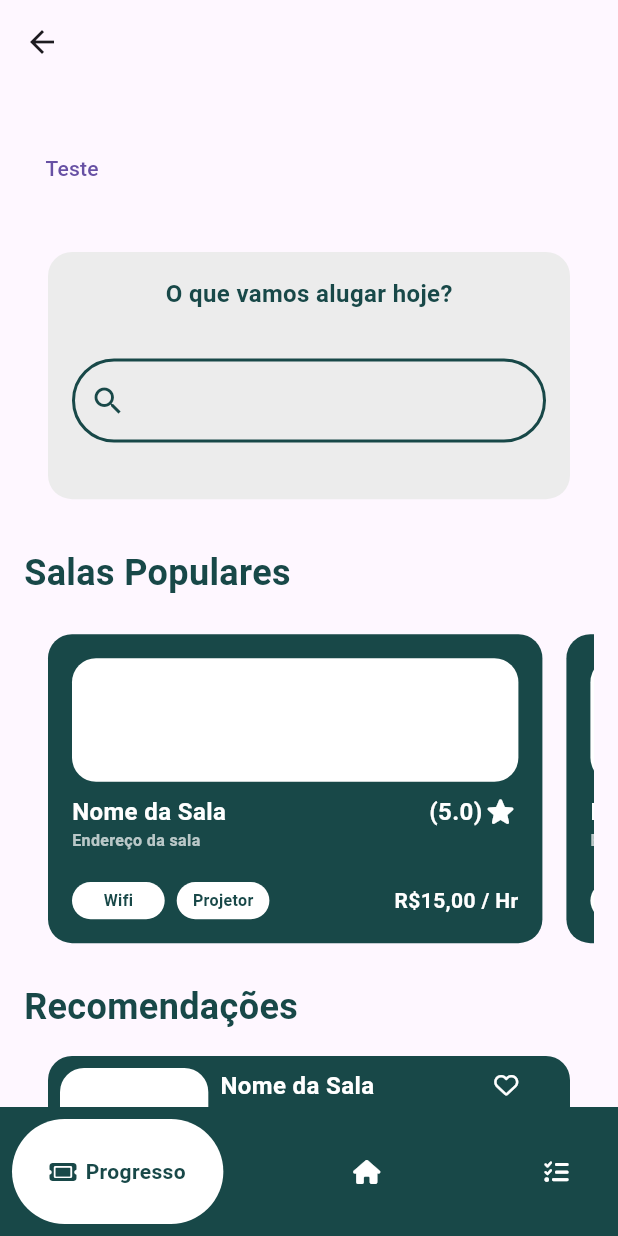
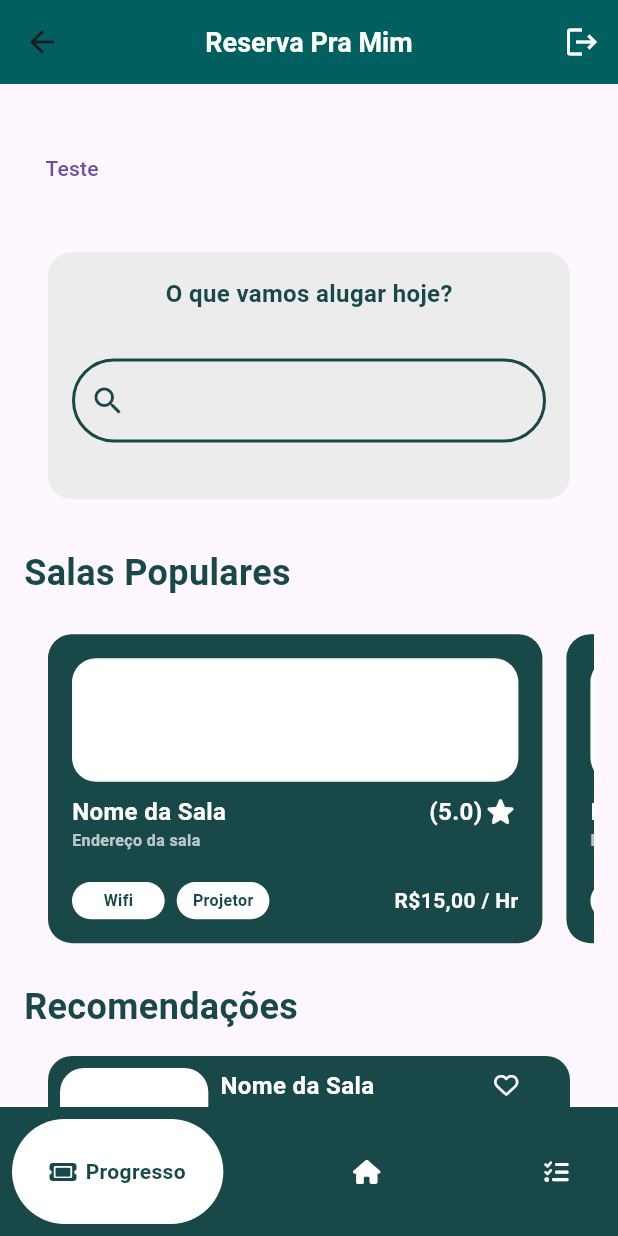
Before and after one commit to projetos-ifro/reserva_pra_mim, a Flutter app: the HomeScreen screen opened by its route, on a phone screen of 412 x 824 dp. Run offline on Flutter 3.47's test engine with Material 3 defaults, Android fonts, the phone set to English and light mode, and no system bars; drawn by our look-alikes of google_nav_bar; our stand-ins replace firebase_auth, firebase_core, font_awesome_flutter, get; accounts and stored records are empty.

Commit message:
App Bar atualizada

```diff
--- a/lib/views/pages/start/home_page.dart
+++ b/lib/views/pages/start/home_page.dart
@@ -5,6 +5,7 @@ import 'package:reserva_pra_mim/views/widgets/card_home_search.dart';
 import 'package:reserva_pra_mim/views/widgets/card_popular_room.dart';
 import 'package:reserva_pra_mim/views/widgets/nav_bar.dart';
 
+import '../../widgets/app_bar.dart';
 import '../../widgets/card_recomendation_room.dart';
 
 class HomeScreen extends StatefulWidget {
@@ -20,7 +21,7 @@ class _HomeScreenState extends State<HomeScreen> {
     Size size = MediaQuery.of(context).size;
 
     return Scaffold(
-      appBar: AppBar(),
+      appBar: CustomAppBar(),
       body: ListView(
         physics: const BouncingScrollPhysics(),
         children: <Widget>[
--- a/lib/views/widgets/app_bar.dart
+++ b/lib/views/widgets/app_bar.dart
@@ -1,15 +1,39 @@
 import 'package:flutter/material.dart';
+import 'package:get/get.dart';
 
-class My_app_bar extends StatefulWidget {
-  const My_app_bar({super.key});
+import '../../modelviews/firebase/authentication.dart';
+
+class CustomAppBar extends StatelessWidget implements PreferredSizeWidget {
+  const CustomAppBar({super.key});
 
   @override
-  State<My_app_bar> createState() => _My_app_barState();
-}
+  Size get preferredSize => const Size.fromHeight(kToolbarHeight);
 
-class _My_app_barState extends State<My_app_bar> {
   @override
   Widget build(BuildContext context) {
-    return Container();
+    return AppBar(
+      backgroundColor: const Color(0xFF006060),
+      title: const Text(
+        'Reserva Pra Mim',
+        style: TextStyle(
+          fontSize: 18,
+          fontWeight: FontWeight.bold,
+          color: Colors.white,
+        ),
+      ),
+      centerTitle: true,
+      actions: [
+        IconButton(
+          icon: const Icon(
+            Icons.logout,
+            color: Colors.white,
+          ),
+          onPressed: () {
+            final logoutController = Get.find<Logout>();
+            logoutController.logout(context);
+          },
+        ),
+      ],
+    );
   }
 }
```
